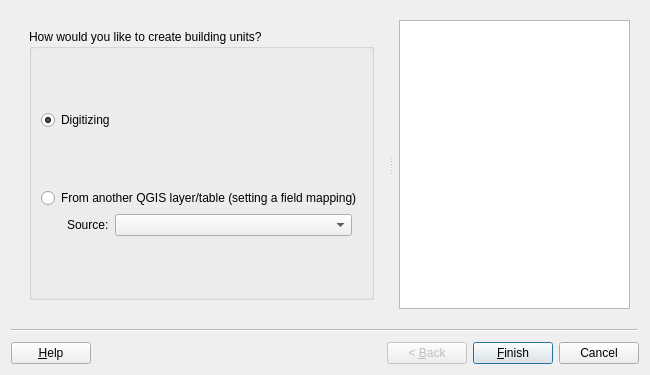
This is asistente_ladm_col/ui/wiz_create_building_unit_cadastre.ui in SwissTierrasColombia/Asistente-LADM-COL as Qt 5 draws it before an edit. The edited form follows.
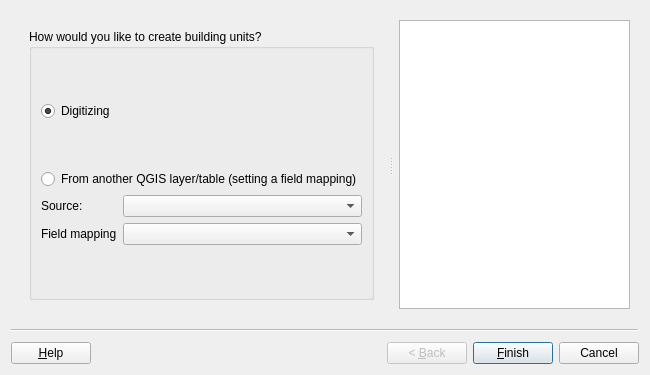
This is the edited form. Custom widgets are drawn as their Qt base class.

Commit message: Replicate the function of save and load fields mapping in all wizard of the aplication

The edit to the form file:
```diff
--- a/asistente_ladm_col/ui/wiz_create_building_unit_cadastre.ui
+++ b/asistente_ladm_col/ui/wiz_create_building_unit_cadastre.ui
@@ -68,14 +68,8 @@
           </property>
           <layout class="QGridLayout" name="gridLayout_3">
            <item row="4" column="0">
-            <layout class="QHBoxLayout" name="horizontalLayout_3">
-             <property name="leftMargin">
-              <number>26</number>
-             </property>
-             <property name="rightMargin">
-              <number>10</number>
-             </property>
-             <item>
+            <layout class="QGridLayout" name="gridLayout_2">
+             <item row="0" column="0">
               <widget class="QLabel" name="lbl_refactor_source">
                <property name="sizePolicy">
                 <sizepolicy hsizetype="Preferred" vsizetype="Preferred">
@@ -88,7 +82,7 @@
                </property>
               </widget>
              </item>
-             <item>
+             <item row="0" column="1">
               <widget class="QgsMapLayerComboBox" name="mMapLayerComboBox">
                <property name="sizePolicy">
                 <sizepolicy hsizetype="Expanding" vsizetype="Fixed">
@@ -110,6 +104,16 @@
                </property>
               </widget>
              </item>
+             <item row="1" column="0">
+              <widget class="QLabel" name="lbl_field_mapping">
+               <property name="text">
+                <string>Field mapping</string>
+               </property>
+              </widget>
+             </item>
+             <item row="1" column="1">
+              <widget class="QComboBox" name="cbo_mapping"/>
+             </item>
             </layout>
            </item>
            <item row="1" column="0">
```
Left out of the diff: 92 changed lines with no effect on the pictures. The commit also changes 28 other files.
